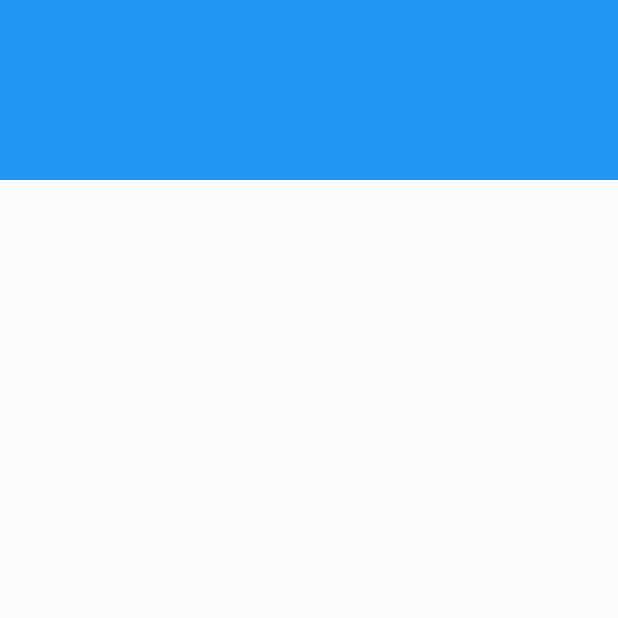
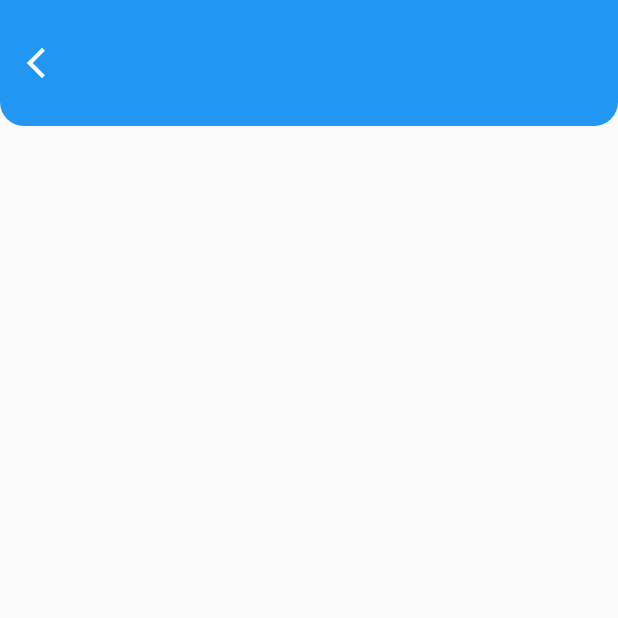
Before and after one commit to JAICHANGPARK/flutter_notebook_18th_story, a Flutter app: the screen it shows after launch, on a phone screen of 412 x 824 dp, the top half of it. Run offline on Flutter 3.47's test engine with Material 2 defaults, Android fonts, the phone set to English and light mode, and no system bars; our stand-ins replace cached_network_image, dotted_border, flutter_lorem, flutter_riverpod, flutter_svg, freezed_annotation and 4 more.

Commit message:
Update smart_home_control_page.dart

```diff
--- a/lib/ep1098_smart_home_ui/src/smart_home_control_page.dart
+++ b/lib/ep1098_smart_home_ui/src/smart_home_control_page.dart
@@ -1,5 +1,4 @@
 import 'package:flutter/material.dart';
-
 
 class SmartHomeControlPage extends StatefulWidget {
   const SmartHomeControlPage({Key? key}) : super(key: key);
@@ -12,17 +11,31 @@ class _SmartHomeControlPageState extends State<SmartHomeControlPage> {
   @override
   Widget build(BuildContext context) {
     return Scaffold(
-      body: Column(
+      body: SafeArea(
+        child: Column(
           children: [
             Container(
-            height: 120,
+              height: 84,
               decoration: BoxDecoration(
                   color: Colors.blue,
-
+                  borderRadius: BorderRadius.only(
+                    bottomLeft: Radius.circular(16),
+                    bottomRight: Radius.circular(16),
+                  )),
+              child: Row(
+                crossAxisAlignment: CrossAxisAlignment.center,
+                children: [
+                  IconButton(
+                    onPressed: () {},
+                    icon: Icon(Icons.arrow_back_ios_new),
+                    color: Colors.white,
+                  ),
+                  Text("")
+                ],
               ),
             )
-
           ],
+        ),
       ),
     );
   }
```
Lines whose indentation alone changed are shown as unchanged.
